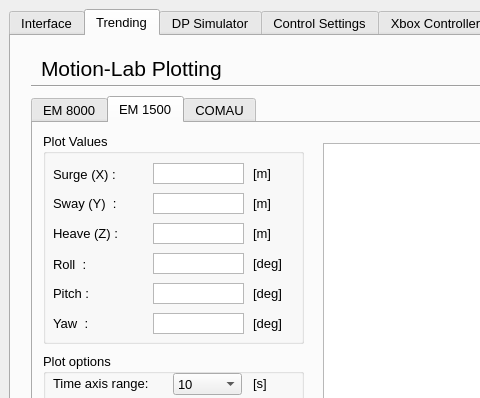
This is hmi/src/gui.ui in sondretordal/motion-lab as Qt 5 draws it before an edit; both pictures show x 0 to 480 and y 0 to 398 of the 1129 by 846 pixel window. The edited form follows.
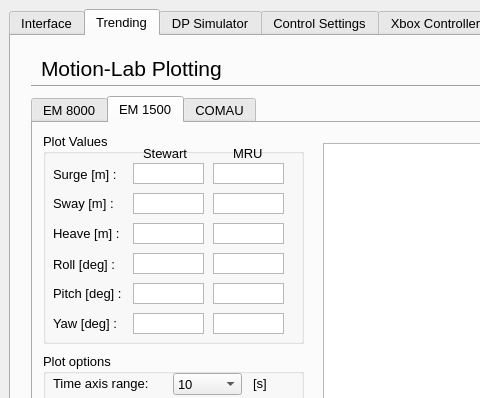
This is the edited form. The open tabs and pages were chosen to show the change. Custom widgets are drawn as their Qt base class.

Patch:
```diff
--- a/hmi/src/gui.ui
+++ b/hmi/src/gui.ui
@@ -2456,23 +2456,7 @@
             </rect>
            </property>
            <property name="text">
-            <string>Yaw  :</string>
-           </property>
-           <property name="alignment">
-            <set>Qt::AlignLeading|Qt::AlignLeft|Qt::AlignVCenter</set>
-           </property>
-          </widget>
-          <widget class="QLabel" name="label_92">
-           <property name="geometry">
-            <rect>
-             <x>210</x>
-             <y>180</y>
-             <width>31</width>
-             <height>20</height>
-            </rect>
-           </property>
-           <property name="text">
-            <string>[deg]</string>
+            <string>Yaw [deg] :</string>
            </property>
            <property name="alignment">
             <set>Qt::AlignLeading|Qt::AlignLeft|Qt::AlignVCenter</set>
@@ -2937,9 +2921,9 @@
           <widget class="QTextEdit" name="EM1500_output_pos_y">
            <property name="geometry">
             <rect>
-             <x>110</x>
+             <x>90</x>
              <y>60</y>
-             <width>91</width>
+             <width>71</width>
              <height>21</height>
             </rect>
            </property>
@@ -2962,44 +2946,12 @@
             <bool>true</bool>
            </property>
           </widget>
-          <widget class="QLabel" name="label_63">
-           <property name="geometry">
-            <rect>
-             <x>210</x>
-             <y>60</y>
-             <width>31</width>
-             <height>20</height>
-            </rect>
-           </property>
-           <property name="text">
-            <string>[m]</string>
-           </property>
-           <property name="alignment">
-            <set>Qt::AlignLeading|Qt::AlignLeft|Qt::AlignVCenter</set>
-           </property>
-          </widget>
-          <widget class="QLabel" name="label_64">
-           <property name="geometry">
-            <rect>
-             <x>210</x>
-             <y>90</y>
-             <width>31</width>
-             <height>20</height>
-            </rect>
-           </property>
-           <property name="text">
-            <string>[m]</string>
-           </property>
-           <property name="alignment">
-            <set>Qt::AlignLeading|Qt::AlignLeft|Qt::AlignVCenter</set>
-           </property>
-          </widget>
           <widget class="QTextEdit" name="EM1500_output_pos_z">
            <property name="geometry">
             <rect>
-             <x>110</x>
+             <x>90</x>
              <y>90</y>
-             <width>91</width>
+             <width>71</width>
              <height>21</height>
             </rect>
            </property>
@@ -3016,28 +2968,12 @@
             <bool>true</bool>
            </property>
           </widget>
-          <widget class="QLabel" name="label_66">
-           <property name="geometry">
-            <rect>
-             <x>210</x>
-             <y>30</y>
-             <width>31</width>
-             <height>20</height>
-            </rect>
-           </property>
-           <property name="text">
-            <string>[m]</string>
-           </property>
-           <property name="alignment">
-            <set>Qt::AlignLeading|Qt::AlignLeft|Qt::AlignVCenter</set>
-           </property>
-          </widget>
           <widget class="QTextEdit" name="EM1500_output_pos_x">
            <property name="geometry">
             <rect>
-             <x>110</x>
+             <x>90</x>
              <y>30</y>
-             <width>91</width>
+             <width>71</width>
              <height>21</height>
             </rect>
            </property>
@@ -3054,28 +2990,12 @@
             <bool>true</bool>
            </property>
           </widget>
-          <widget class="QLabel" name="label_67">
-           <property name="geometry">
-            <rect>
-             <x>10</x>
-             <y>31</y>
-             <width>91</width>
-             <height>20</height>
-            </rect>
-           </property>
-           <property name="text">
-            <string>Surge (X) :</string>
-           </property>
-           <property name="alignment">
-            <set>Qt::AlignLeading|Qt::AlignLeft|Qt::AlignVCenter</set>
-           </property>
-          </widget>
           <widget class="QTextEdit" name="EM1500_output_ang_y">
            <property name="geometry">
             <rect>
-             <x>110</x>
+             <x>90</x>
              <y>180</y>
-             <width>91</width>
+             <width>71</width>
              <height>21</height>
             </rect>
            </property>
@@ -3092,28 +3012,12 @@
             <bool>true</bool>
            </property>
           </widget>
-          <widget class="QLabel" name="label_76">
-           <property name="geometry">
-            <rect>
-             <x>10</x>
-             <y>150</y>
-             <width>41</width>
-             <height>20</height>
-            </rect>
-           </property>
-           <property name="text">
-            <string>Pitch :</string>
-           </property>
-           <property name="alignment">
-            <set>Qt::AlignLeading|Qt::AlignLeft|Qt::AlignVCenter</set>
-           </property>
-          </widget>
           <widget class="QTextEdit" name="EM1500_output_ang_r">
            <property name="geometry">
             <rect>
-             <x>110</x>
+             <x>90</x>
              <y>120</y>
-             <width>91</width>
+             <width>71</width>
              <height>21</height>
             </rect>
            </property>
@@ -3130,28 +3034,12 @@
             <bool>true</bool>
            </property>
           </widget>
-          <widget class="QLabel" name="label_74">
-           <property name="geometry">
-            <rect>
-             <x>210</x>
-             <y>120</y>
-             <width>31</width>
-             <height>20</height>
-            </rect>
-           </property>
-           <property name="text">
-            <string>[deg]</string>
-           </property>
-           <property name="alignment">
-            <set>Qt::AlignLeading|Qt::AlignLeft|Qt::AlignVCenter</set>
-           </property>
-          </widget>
           <widget class="QTextEdit" name="EM1500_output_ang_p">
            <property name="geometry">
             <rect>
-             <x>110</x>
+             <x>90</x>
              <y>150</y>
-             <width>91</width>
+             <width>71</width>
              <height>21</height>
             </rect>
            </property>
@@ -3168,17 +3056,49 @@
             <bool>true</bool>
            </property>
           </widget>
-          <widget class="QLabel" name="label_75">
+          <widget class="QLabel" name="label_102">
+           <property name="geometry">
+            <rect>
+             <x>10</x>
+             <y>60</y>
+             <width>91</width>
+             <height>20</height>
+            </rect>
+           </property>
+           <property name="text">
+            <string>Sway [m] :</string>
+           </property>
+           <property name="alignment">
+            <set>Qt::AlignLeading|Qt::AlignLeft|Qt::AlignVCenter</set>
+           </property>
+          </widget>
+          <widget class="QLabel" name="label_92">
+           <property name="geometry">
+            <rect>
+             <x>10</x>
+             <y>31</y>
+             <width>91</width>
+             <height>20</height>
+            </rect>
+           </property>
+           <property name="text">
+            <string>Surge [m] :</string>
+           </property>
+           <property name="alignment">
+            <set>Qt::AlignLeading|Qt::AlignLeft|Qt::AlignVCenter</set>
+           </property>
+          </widget>
+          <widget class="QLabel" name="label_103">
            <property name="geometry">
             <rect>
              <x>10</x>
              <y>121</y>
-             <width>41</width>
+             <width>71</width>
              <height>20</height>
             </rect>
            </property>
            <property name="text">
-            <string>Roll  :</string>
+            <string>Roll [deg] :</string>
            </property>
            <property name="alignment">
             <set>Qt::AlignLeading|Qt::AlignLeft|Qt::AlignVCenter</set>
@@ -3187,14 +3107,14 @@
           <widget class="QLabel" name="label_78">
            <property name="geometry">
             <rect>
-             <x>210</x>
-             <y>150</y>
-             <width>31</width>
+             <x>10</x>
+             <y>90</y>
+             <width>91</width>
              <height>20</height>
             </rect>
            </property>
            <property name="text">
-            <string>[deg]</string>
+            <string>Heave [m] :</string>
            </property>
            <property name="alignment">
             <set>Qt::AlignLeading|Qt::AlignLeft|Qt::AlignVCenter</set>
@@ -3205,12 +3125,12 @@
             <rect>
              <x>10</x>
              <y>180</y>
-             <width>41</width>
+             <width>81</width>
              <height>20</height>
             </rect>
            </property>
            <property name="text">
-            <string>Yaw  :</string>
+            <string>Yaw [deg] :</string>
            </property>
            <property name="alignment">
             <set>Qt::AlignLeading|Qt::AlignLeft|Qt::AlignVCenter</set>
@@ -3219,30 +3139,168 @@
           <widget class="QLabel" name="label_79">
            <property name="geometry">
             <rect>
-             <x>210</x>
-             <y>180</y>
-             <width>31</width>
+             <x>10</x>
+             <y>150</y>
+             <width>71</width>
              <height>20</height>
             </rect>
            </property>
            <property name="text">
-            <string>[deg]</string>
+            <string>Pitch [deg] :</string>
            </property>
            <property name="alignment">
             <set>Qt::AlignLeading|Qt::AlignLeft|Qt::AlignVCenter</set>
            </property>
           </widget>
-          <widget class="QLabel" name="label_80">
+          <widget class="QTextEdit" name="MRU2_output_ang_y">
            <property name="geometry">
             <rect>
-             <x>10</x>
+             <x>170</x>
+             <y>180</y>
+             <width>71</width>
+             <height>21</height>
+            </rect>
+           </property>
+           <property name="sizePolicy">
+            <sizepolicy hsizetype="Expanding" vsizetype="Expanding">
+             <horstretch>0</horstretch>
+             <verstretch>0</verstretch>
+            </sizepolicy>
+           </property>
+           <property name="verticalScrollBarPolicy">
+            <enum>Qt::ScrollBarAlwaysOff</enum>
+           </property>
+           <property name="readOnly">
+            <bool>true</bool>
+           </property>
+          </widget>
+          <widget class="QTextEdit" name="MRU2_output_pos_x">
+           <property name="geometry">
+            <rect>
+             <x>170</x>
+             <y>30</y>
+             <width>71</width>
+             <height>21</height>
+            </rect>
+           </property>
+           <property name="sizePolicy">
+            <sizepolicy hsizetype="Expanding" vsizetype="Expanding">
+             <horstretch>0</horstretch>
+             <verstretch>0</verstretch>
+            </sizepolicy>
+           </property>
+           <property name="verticalScrollBarPolicy">
+            <enum>Qt::ScrollBarAlwaysOff</enum>
+           </property>
+           <property name="readOnly">
+            <bool>true</bool>
+           </property>
+          </widget>
+          <widget class="QTextEdit" name="MRU2_output_ang_r">
+           <property name="geometry">
+            <rect>
+             <x>170</x>
+             <y>120</y>
+             <width>71</width>
+             <height>21</height>
+            </rect>
+           </property>
+           <property name="sizePolicy">
+            <sizepolicy hsizetype="Expanding" vsizetype="Expanding">
+             <horstretch>0</horstretch>
+             <verstretch>0</verstretch>
+            </sizepolicy>
+           </property>
+           <property name="verticalScrollBarPolicy">
+            <enum>Qt::ScrollBarAlwaysOff</enum>
+           </property>
+           <property name="readOnly">
+            <bool>true</bool>
+           </property>
+          </widget>
+          <widget class="QTextEdit" name="MRU2_output_ang_p">
+           <property name="geometry">
+            <rect>
+             <x>170</x>
+             <y>150</y>
+             <width>71</width>
+             <height>21</height>
+            </rect>
+           </property>
+           <property name="sizePolicy">
+            <sizepolicy hsizetype="Expanding" vsizetype="Expanding">
+             <horstretch>0</horstretch>
+             <verstretch>0</verstretch>
+            </sizepolicy>
+           </property>
+           <property name="verticalScrollBarPolicy">
+            <enum>Qt::ScrollBarAlwaysOff</enum>
+           </property>
+           <property name="readOnly">
+            <bool>true</bool>
+           </property>
+          </widget>
+          <widget class="QTextEdit" name="MRU2_output_pos_z">
+           <property name="geometry">
+            <rect>
+             <x>170</x>
+             <y>90</y>
+             <width>71</width>
+             <height>21</height>
+            </rect>
+           </property>
+           <property name="sizePolicy">
+            <sizepolicy hsizetype="Expanding" vsizetype="Expanding">
+             <horstretch>0</horstretch>
+             <verstretch>0</verstretch>
+            </sizepolicy>
+           </property>
+           <property name="verticalScrollBarPolicy">
+            <enum>Qt::ScrollBarAlwaysOff</enum>
+           </property>
+           <property name="readOnly">
+            <bool>true</bool>
+           </property>
+          </widget>
+          <widget class="QTextEdit" name="MRU2_output_pos_y">
+           <property name="geometry">
+            <rect>
+             <x>170</x>
              <y>60</y>
+             <width>71</width>
+             <height>21</height>
+            </rect>
+           </property>
+           <property name="sizePolicy">
+            <sizepolicy hsizetype="Expanding" vsizetype="Expanding">
+             <horstretch>0</horstretch>
+             <verstretch>0</verstretch>
+            </sizepolicy>
+           </property>
+           <property name="layoutDirection">
+            <enum>Qt::LeftToRight</enum>
+           </property>
+           <property name="verticalScrollBarPolicy">
+            <enum>Qt::ScrollBarAlwaysOff</enum>
+           </property>
+           <property name="undoRedoEnabled">
+            <bool>false</bool>
+           </property>
+           <property name="readOnly">
+            <bool>true</bool>
+           </property>
+          </widget>
+          <widget class="QLabel" name="label_125">
+           <property name="geometry">
+            <rect>
+             <x>100</x>
+             <y>10</y>
              <width>91</width>
              <height>20</height>
             </rect>
            </property>
            <property name="text">
-            <string>Sway (Y)  :</string>
+            <string>Stewart</string>
            </property>
            <property name="alignment">
             <set>Qt::AlignLeading|Qt::AlignLeft|Qt::AlignVCenter</set>
@@ -3251,14 +3309,14 @@
           <widget class="QLabel" name="label_82">
            <property name="geometry">
             <rect>
-             <x>10</x>
-             <y>90</y>
-             <width>91</width>
+             <x>190</x>
+             <y>10</y>
+             <width>51</width>
              <height>20</height>
             </rect>
            </property>
            <property name="text">
-            <string>Heave (Z) :</string>
+            <string>MRU</string>
            </property>
            <property name="alignment">
             <set>Qt::AlignLeading|Qt::AlignLeft|Qt::AlignVCenter</set>
```
Left out of the diff: 300 changed lines with no effect on the pictures.
